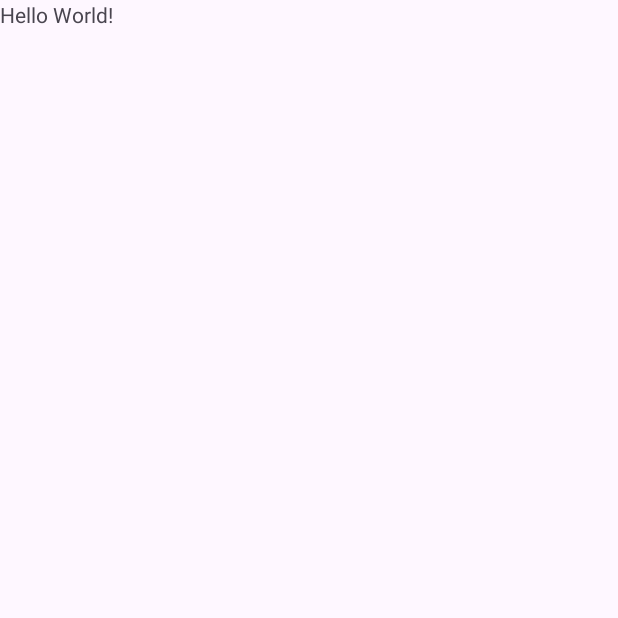
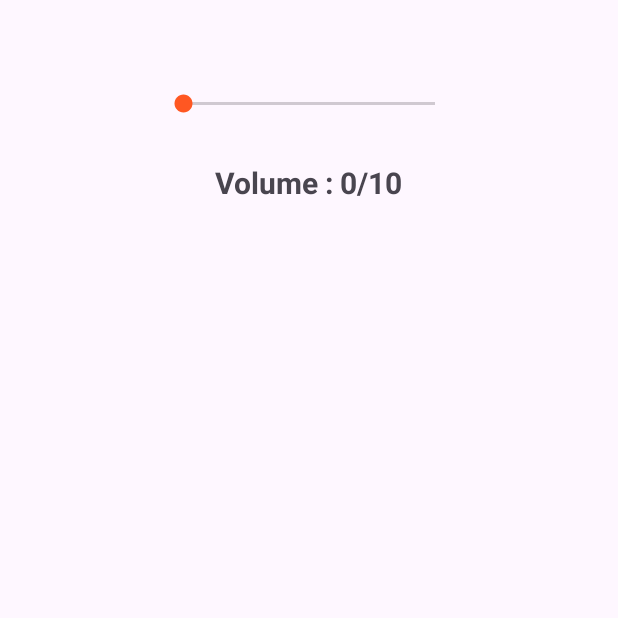
Before and after one commit to mehediinf/SeekBar-, an Android app: the screen it shows after launch (MainActivity), on a phone screen of 412 x 824 dp, the top half of it. Before the commit the part shown is almost empty. Run offline under Robolectric (Android 15) with nearby library versions, the phone set to English and light mode, and no system bars.

Commit message:
2st SeekBar Commit .......

```diff
--- a/app/src/main/java/com/example/seekbar/MainActivity.java
+++ b/app/src/main/java/com/example/seekbar/MainActivity.java
@@ -3,12 +3,48 @@ package com.example.seekbar;
 import androidx.appcompat.app.AppCompatActivity;
 
 import android.os.Bundle;
+import android.widget.SeekBar;
+import android.widget.TextView;
+import android.widget.Toast;
 
 public class MainActivity extends AppCompatActivity {
+
+    private SeekBar seekBar;
+    private TextView textView;
 
     @Override
     protected void onCreate(Bundle savedInstanceState) {
         super.onCreate(savedInstanceState);
         setContentView(R.layout.activity_main);
+
+
+        seekBar = findViewById(R.id.seekBar_Id);
+        textView = findViewById(R.id.textView_Id);
+
+
+        textView.setText("Volume : "+seekBar.getProgress()+"/"+seekBar.getMax());
+
+
+        seekBar.setOnSeekBarChangeListener(new SeekBar.OnSeekBarChangeListener() {
+            @Override
+            public void onProgressChanged(SeekBar seekBar, int progress, boolean fromUser) {
+
+                textView.setText("Volume : "+progress+"/"+seekBar.getMax());
+
+            }
+
+            @Override
+            public void onStartTrackingTouch(SeekBar seekBar) {
+
+                Toast.makeText(MainActivity.this,"Start Tracking Touch.",Toast.LENGTH_SHORT).show();
+
+            }
+
+            @Override
+            public void onStopTrackingTouch(SeekBar seekBar) {
+                Toast.makeText(MainActivity.this,"Stop Tracking Touch.",Toast.LENGTH_SHORT).show();
+            }
+        });
+
     }
 }
--- a/app/src/main/res/layout/activity_main.xml
+++ b/app/src/main/res/layout/activity_main.xml
@@ -4,15 +4,32 @@
     xmlns:tools="http://schemas.android.com/tools"
     android:layout_width="match_parent"
     android:layout_height="match_parent"
+    android:orientation="vertical"
+    android:padding="20dp"
     tools:context=".MainActivity">
+
+    <SeekBar
+        android:layout_marginTop="40dp"
+        android:id="@+id/seekBar_Id"
+        android:layout_width="200dp"
+        android:layout_height="wrap_content"
+        android:layout_gravity="center_horizontal"
+        android:max="10"
+        android:thumbTint="#FF5722"
+
+        />
 
     <TextView
         android:layout_width="wrap_content"
         android:layout_height="wrap_content"
-        android:text="Hello World!"
-        app:layout_constraintBottom_toBottomOf="parent"
-        app:layout_constraintEnd_toEndOf="parent"
-        app:layout_constraintStart_toStartOf="parent"
-        app:layout_constraintTop_toTopOf="parent" />
+        android:textStyle="bold"
+        android:textSize="20sp"
+        android:layout_marginTop="30dp"
+        android:id="@+id/textView_Id"
+        android:layout_gravity="center_horizontal"
+
+        />
+
+
 
 </LinearLayout>
```
